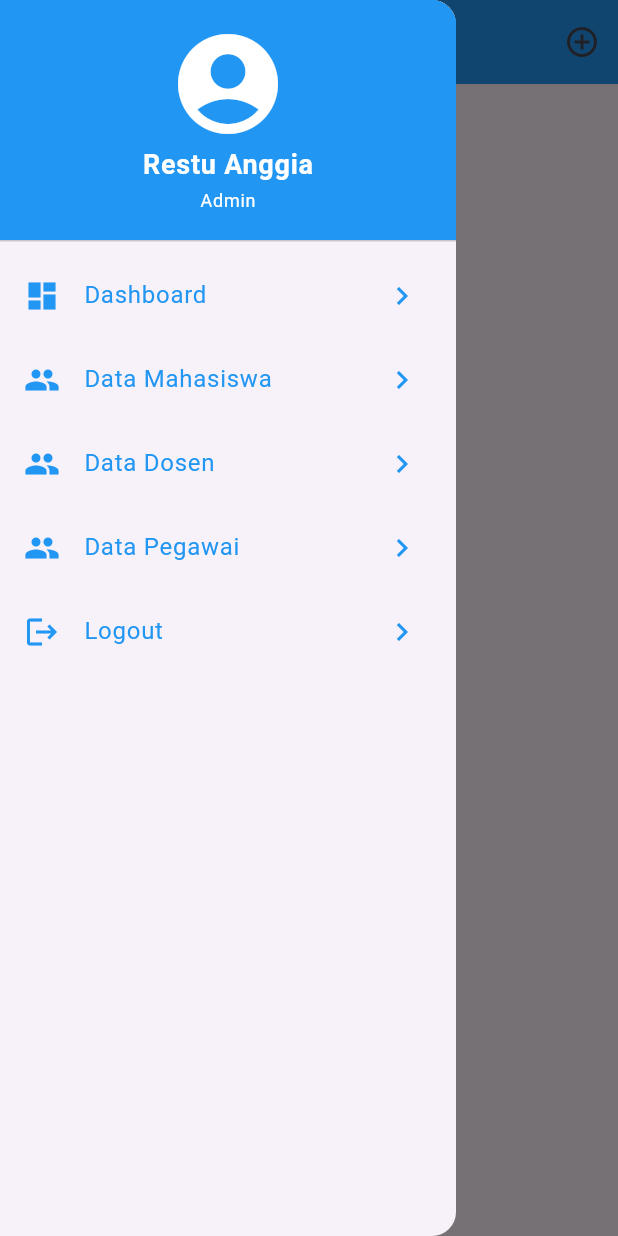
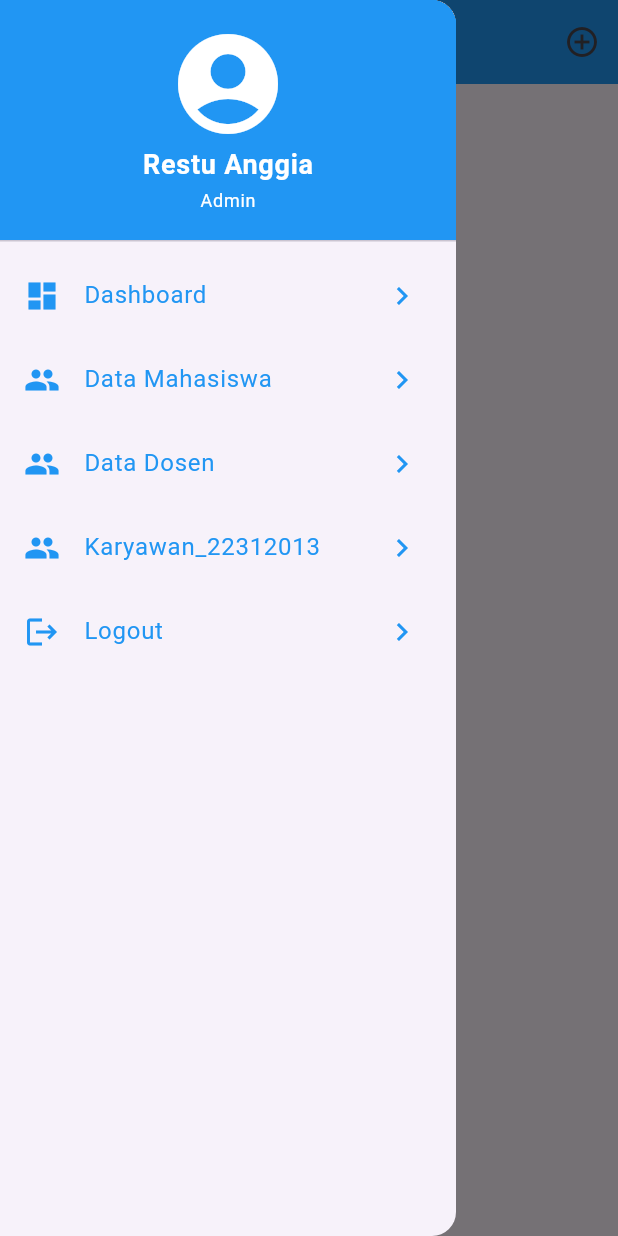
Before and after one commit to restuanggia/pemrogramanMobile2, a Flutter app: the DashboardAdmin screen opened directly, with the side drawer open, on a phone screen of 412 x 824 dp. Run offline on Flutter 3.47's test engine with Material 3 defaults, Android fonts, the phone set to English and light mode, and no system bars; our stand-ins replace cloud_firestore, firebase_auth, firebase_core, get, google_sign_in; accounts and stored records are empty; network calls fail.

Commit message:
menambah data karyawan

```diff
--- a/lib/app/modules/home/views/home_view.dart
+++ b/lib/app/modules/home/views/home_view.dart
@@ -3,10 +3,10 @@ import 'package:get/get.dart';
 import 'package:myapp/app/controllers/auth_controller.dart';
 import 'package:myapp/app/modules/dosen/views/dosen_add_view.dart';
 import 'package:myapp/app/modules/dosen/views/dosen_view.dart';
+import 'package:myapp/app/modules/karyawan/views/karyawan_add_view.dart';
+import 'package:myapp/app/modules/karyawan/views/karyawan_view.dart';
 import 'package:myapp/app/modules/mahasiswa/views/mahasiswa_add_view.dart';
 import 'package:myapp/app/modules/mahasiswa/views/mahasiswa_view.dart';
-import 'package:myapp/app/modules/pegawai/views/pegawai_add_view.dart';
-import 'package:myapp/app/modules/pegawai/views/pegawai_view.dart';
 import '../controllers/home_controller.dart';
 
 class HomeView extends GetView<HomeController> {
@@ -40,9 +40,9 @@ class _DashboardAdminState extends State<DashboardAdmin> {
     },
     {'title': 'Data Dosen', 'view': DosenView(), 'add': () => DosenAddView()},
     {
-      'title': 'Data Pegawai',
-      'view': PegawaiView(),
-      'add': () => PegawaiAddView()
+      'title': 'Karyawan_22312013',
+      'view': KaryawanView(),
+      'add': () => KaryawanAddView()
     },
   ];
 
@@ -137,7 +137,7 @@ class _DashboardAdminState extends State<DashboardAdmin> {
               Get.back();
             },
             leading: const Icon(Icons.people),
-            title: const Text('Data Pegawai'),
+            title: const Text('Karyawan_22312013'),
             trailing: const Icon(Icons.navigate_next),
             iconColor: Colors.blue,
             textColor: Colors.blue,
--- /dev/null
+++ b/lib/app/modules/karyawan/bindings/karyawan_binding.dart
@@ -0,0 +1,12 @@
+import 'package:get/get.dart';
+
+import '../controllers/karyawan_controller.dart';
+
+class KaryawanBinding extends Bindings {
+  @override
+  void dependencies() {
+    Get.lazyPut<KaryawanController>(
+      () => KaryawanController(),
+    );
+  }
+}
--- a/lib/app/modules/pegawai/controllers/pegawai_controller.dart
+++ b/lib/app/modules/karyawan/controllers/karyawan_controller.dart
@@ -3,38 +3,43 @@ import 'package:cloud_firestore/cloud_firestore.dart';
 import 'package:flutter/material.dart';
 import 'package:get/get.dart';
 
-class PegawaiController extends GetxController {
+class KaryawanController extends GetxController {
   //TODO: Implement MahasiswaController
-  late TextEditingController cNip;
+  late TextEditingController cNo;
   late TextEditingController cNama;
-  late TextEditingController cPangkat;
+  late TextEditingController cJabatan;
 
   FirebaseFirestore firestore = FirebaseFirestore.instance;
 
   // ignore: non_constant_identifier_names
   Future<QuerySnapshot<Object?>> GetData() async {
-    CollectionReference pegawai = firestore.collection('pegawai');
+    CollectionReference karyawan = firestore.collection('karyawan_22312013');
 
-    return pegawai.get();
+    return karyawan.get();
   }
 
   Stream<QuerySnapshot<Object?>> streamData() {
-    CollectionReference pegawai = firestore.collection('pegawai');
-    return pegawai.snapshots();
+    CollectionReference karyawan = firestore.collection('karyawan_22312013');
+    return karyawan.snapshots();
   }
 
-  void add(String nip, String nama, String pangkat) async {
-    CollectionReference pegawai = firestore.collection("pegawai");
+  void add(
+      String no_karyawan, String nama_karyawan, String jabatan_karyawan) async {
+    CollectionReference karyawan = firestore.collection("karyawan_22312013");
 
     try {
-      await pegawai.add({"nip": nip, "nama": nama, "pangkat": pangkat});
+      await karyawan.add({
+        "no_karyawan": no_karyawan,
+        "nama_karyawan": nama_karyawan,
+        "jabatan_karyawan": jabatan_karyawan
+      });
       Get.defaultDialog(
           title: "Berhasil",
           middleText: "Berhasil menyimpan data pegawai",
           onConfirm: () {
-            cNip.clear();
+            cNo.clear();
             cNama.clear();
-            cPangkat.clear();
+            cJabatan.clear();
             Get.back();
             Get.back();
             Get.back();
@@ -45,30 +50,37 @@ class PegawaiController extends GetxController {
       print(e);
       Get.defaultDialog(
         title: "Terjadi Kesalahan",
-        middleText: "Gagal Menambahkan Pegawai.",
+        middleText: "Gagal Menambahkan Karyawan.",
       );
     }
   }
 
   Future<DocumentSnapshot<Object?>> getData(String id) async {
-    DocumentReference docRef = firestore.collection("pegawai").doc(id);
+    DocumentReference docRef =
+        firestore.collection("karyawan_22312013").doc(id);
 
     return docRef.get();
   }
 
-  void Update(String nip, String nama, String pangkat, String id) async {
-    DocumentReference pegawaiById = firestore.collection("pegawai").doc(id);
+  void Update(String no_karyawan, String nama_karyawan, String jabatan_karyawan,
+      String id) async {
+    DocumentReference karyawanById =
+        firestore.collection("karyawan_22312013").doc(id);
 
     try {
-      await pegawaiById.update({"nip": nip, "nama": nama, "pangkat": pangkat});
+      await karyawanById.update({
+        "no_karyawan": no_karyawan,
+        "nama_karyawan": nama_karyawan,
+        "jabatan_karyawan": jabatan_karyawan
+      });
 
       Get.defaultDialog(
         title: "Berhasil",
-        middleText: "Berhasil mengubah data Pegawai.",
+        middleText: "Berhasil mengubah data Karyawan.",
         onConfirm: () {
-          cNip.clear();
+          cNo.clear();
           cNama.clear();
-          cPangkat.clear();
+          cJabatan.clear();
           Get.back();
           Get.back();
           Get.back();
@@ -79,13 +91,14 @@ class PegawaiController extends GetxController {
       print(e);
       Get.defaultDialog(
         title: "Terjadi Kesalahan",
-        middleText: "Gagal Menambahkan Pegawai.",
+        middleText: "Gagal Merubah Karyawan.",
       );
     }
   }
 
   void delete(String id) {
-    DocumentReference docRef = firestore.collection("pegawai").doc(id);
+    DocumentReference docRef =
+        firestore.collection("karyawan_22312013").doc(id);
 
     try {
       Get.defaultDialog(
@@ -96,7 +109,7 @@ class PegawaiController extends GetxController {
           Get.back();
           Get.defaultDialog(
             title: "Sukses",
-            middleText: "Berhasil menghapus data pegawai",
+            middleText: "Berhasil menghapus data karyawan",
           );
         },
         textConfirm: "Ya",
@@ -114,18 +127,18 @@ class PegawaiController extends GetxController {
   @override
   void onInit() {
     // TODO: implement onInit
-    cNip = TextEditingController();
+    cNo = TextEditingController();
     cNama = TextEditingController();
-    cPangkat = TextEditingController();
+    cJabatan = TextEditingController();
     super.onInit();
   }
 
   @override
   void onClose() {
     // TODO: implement onClose
-    cNip.dispose();
+    cNo.dispose();
     cNama.dispose();
-    cPangkat.dispose();
+    cJabatan.dispose();
     super.onClose();
   }
 }
--- a/lib/app/modules/pegawai/views/pegawai_add_view.dart
+++ b/lib/app/modules/karyawan/views/karyawan_add_view.dart
@@ -1,15 +1,15 @@
 import 'package:flutter/material.dart';
 
 import 'package:get/get.dart';
-import 'package:myapp/app/modules/pegawai/controllers/pegawai_controller.dart';
+import 'package:myapp/app/modules/karyawan/controllers/karyawan_controller.dart';
 
-class PegawaiAddView extends GetView<PegawaiController> {
-  const PegawaiAddView({super.key});
+class KaryawanAddView extends GetView<KaryawanController> {
+  const KaryawanAddView({super.key});
   @override
   Widget build(BuildContext context) {
     return Scaffold(
       appBar: AppBar(
-        title: const Text('Tambah Pegawai'),
+        title: const Text('Tambah Karyawan'),
         centerTitle: true,
       ),
       body: Padding(
@@ -17,10 +17,10 @@ class PegawaiAddView extends GetView<PegawaiController> {
         child: Column(
           children: [
             TextField(
-              controller: controller.cNip,
+              controller: controller.cNo,
               autocorrect: false,
               textInputAction: TextInputAction.next,
-              decoration: const InputDecoration(labelText: "NIP"),
+              decoration: const InputDecoration(labelText: "No Karyawan"),
             ),
             const SizedBox(
               height: 10,
@@ -28,24 +28,24 @@ class PegawaiAddView extends GetView<PegawaiController> {
             TextField(
               controller: controller.cNama,
               textInputAction: TextInputAction.done,
-              decoration: const InputDecoration(labelText: "Nama"),
+              decoration: const InputDecoration(labelText: "Nama Karyawan"),
             ),
             const SizedBox(
               height: 30,
             ),
             TextField(
-              controller: controller.cPangkat,
+              controller: controller.cJabatan,
               textInputAction: TextInputAction.done,
-              decoration: const InputDecoration(labelText: "Pangkat"),
+              decoration: const InputDecoration(labelText: "Jabatan Karyawan"),
             ),
             const SizedBox(
               height: 30,
             ),
             ElevatedButton(
               onPressed: () => controller.add(
-                controller.cNip.text,
+                controller.cNo.text,
                 controller.cNama.text,
-                controller.cPangkat.text,
+                controller.cJabatan.text,
               ),
               child: const Text("Simpan"),
             )
--- a/lib/app/modules/pegawai/views/pegawai_update_view.dart
+++ b/lib/app/modules/karyawan/views/karyawan_update_view.dart
@@ -2,15 +2,15 @@ import 'package:cloud_firestore/cloud_firestore.dart';
 import 'package:flutter/material.dart';
 
 import 'package:get/get.dart';
-import 'package:myapp/app/modules/pegawai/controllers/pegawai_controller.dart';
+import 'package:myapp/app/modules/karyawan/controllers/karyawan_controller.dart';
 
-class PegawaiUpdateView extends GetView<PegawaiController> {
-  const PegawaiUpdateView({super.key});
+class KaryawanUpdateView extends GetView<KaryawanController> {
+  const KaryawanUpdateView({super.key});
   @override
   Widget build(BuildContext context) {
     return Scaffold(
       appBar: AppBar(
-        title: const Text('Ubah Pegawai'),
+        title: const Text('Ubah Karyawan'),
         centerTitle: true,
       ),
       body: FutureBuilder<DocumentSnapshot<Object?>>(
@@ -18,18 +18,18 @@ class PegawaiUpdateView extends GetView<PegawaiController> {
         builder: (context, snapshot) {
           if (snapshot.connectionState == ConnectionState.done) {
             var data = snapshot.data!.data() as Map<String, dynamic>;
-            controller.cNip.text = data['nip'];
-            controller.cNama.text = data['nama'];
-            controller.cPangkat.text = data['pangkat'];
+            controller.cNo.text = data['no_karyawan'];
+            controller.cNama.text = data['nama_karyawan'];
+            controller.cJabatan.text = data['jabatan_karyawan'];
             return Padding(
               padding: const EdgeInsets.all(8),
               child: Column(
                 children: [
                   TextField(
-                    controller: controller.cNip,
+                    controller: controller.cNo,
                     autocorrect: false,
                     textInputAction: TextInputAction.next,
-                    decoration: const InputDecoration(labelText: "NIP"),
+                    decoration: const InputDecoration(labelText: "No Karyawan"),
                   ),
                   const SizedBox(
                     height: 10,
@@ -37,24 +37,26 @@ class PegawaiUpdateView extends GetView<PegawaiController> {
                   TextField(
                     controller: controller.cNama,
                     textInputAction: TextInputAction.done,
-                    decoration: const InputDecoration(labelText: "Nama"),
+                    decoration:
+                        const InputDecoration(labelText: "Nama Karyawan"),
                   ),
                   const SizedBox(
                     height: 30,
                   ),
                   TextField(
-                    controller: controller.cPangkat,
+                    controller: controller.cJabatan,
                     textInputAction: TextInputAction.done,
-                    decoration: const InputDecoration(labelText: "Pangkat"),
+                    decoration:
+                        const InputDecoration(labelText: "Jabatan Karyawan"),
                   ),
                   const SizedBox(
                     height: 30,
                   ),
                   ElevatedButton(
                     onPressed: () => controller.Update(
-                      controller.cNip.text,
+                      controller.cNo.text,
                       controller.cNama.text,
-                      controller.cPangkat.text,
+                      controller.cJabatan.text,
                       Get.arguments,
                     ),
                     child: const Text("Ubah"),
--- a/lib/app/modules/pegawai/views/pegawai_view.dart
+++ b/lib/app/modules/karyawan/views/karyawan_view.dart
@@ -2,13 +2,13 @@
 import 'package:cloud_firestore/cloud_firestore.dart';
 import 'package:flutter/material.dart';
 import 'package:get/get.dart';
-import 'package:myapp/app/modules/pegawai/controllers/pegawai_controller.dart';
-import 'package:myapp/app/modules/pegawai/views/pegawai_update_view.dart';
+import 'package:myapp/app/modules/karyawan/controllers/karyawan_controller.dart';
+import 'package:myapp/app/modules/karyawan/views/karyawan_update_view.dart';
 // import 'package:myapp/app/modules/mahasiswa/views/mahasiswa_update_view.dart';
 // import '../controllers/dosen_controller.dart';
 
-class PegawaiView extends GetView<PegawaiController> {
-  const PegawaiView({super.key});
+class KaryawanView extends GetView<KaryawanController> {
+  const KaryawanView({super.key});
 
   void showOption(id) async {
     var result = await Get.dialog(
@@ -18,7 +18,7 @@ class PegawaiView extends GetView<PegawaiController> {
             onTap: () {
               Get.back();
               Get.to(
-                const PegawaiUpdateView(),
+                const KaryawanUpdateView(),
                 arguments: id,
               );
             },
@@ -44,7 +44,7 @@ class PegawaiView extends GetView<PegawaiController> {
   @override
   Widget build(BuildContext context) {
     return StreamBuilder<QuerySnapshot<Object?>>(
-      stream: Get.put(PegawaiController()).streamData(),
+      stream: Get.put(KaryawanController()).streamData(),
       builder: (context, snapshot) {
         if (snapshot.connectionState == ConnectionState.active) {
           // mengambil data
@@ -58,15 +58,15 @@ class PegawaiView extends GetView<PegawaiController> {
                       backgroundColor: Color.fromARGB(255, 248, 248, 248),
                     ),
                     title: Text(
-                      "${(listAllDocs[index].data() as Map<String, dynamic>)["nama"]}",
+                      "${(listAllDocs[index].data() as Map<String, dynamic>)["nama_karyawan"]}",
                     ),
                     subtitle: Column(
                       crossAxisAlignment: CrossAxisAlignment.start,
                       children: [
                         Text(
-                            "${(listAllDocs[index].data() as Map<String, dynamic>)["nip"]}"),
+                            "${(listAllDocs[index].data() as Map<String, dynamic>)["no_karyawan"]}"),
                         Text(
-                            "${(listAllDocs[index].data() as Map<String, dynamic>)["pangkat"]}"),
+                            "${(listAllDocs[index].data() as Map<String, dynamic>)["jabatan_karyawan"]}"),
                       ],
                     ),
                     trailing: IconButton(
--- a/lib/app/modules/pegawai/bindings/pegawai_binding.dart
+++ /dev/null
@@ -1,12 +0,0 @@
-import 'package:get/get.dart';
-
-import '../controllers/pegawai_controller.dart';
-
-class PegawaiBinding extends Bindings {
-  @override
-  void dependencies() {
-    Get.lazyPut<PegawaiController>(
-      () => PegawaiController(),
-    );
-  }
-}
--- a/lib/app/routes/app_pages.dart
+++ b/lib/app/routes/app_pages.dart
@@ -4,12 +4,12 @@ import '../modules/dosen/bindings/dosen_binding.dart';
 import '../modules/dosen/views/dosen_view.dart';
 import '../modules/home/bindings/home_binding.dart';
 import '../modules/home/views/home_view.dart';
+import '../modules/karyawan/bindings/karyawan_binding.dart';
+import '../modules/karyawan/views/karyawan_view.dart';
 import '../modules/login/bindings/login_binding.dart';
 import '../modules/login/views/login_view.dart';
 import '../modules/mahasiswa/bindings/mahasiswa_binding.dart';
 import '../modules/mahasiswa/views/mahasiswa_view.dart';
-import '../modules/pegawai/bindings/pegawai_binding.dart';
-import '../modules/pegawai/views/pegawai_view.dart';
 import '../modules/reset_password/bindings/reset_password_binding.dart';
 import '../modules/reset_password/views/reset_password_view.dart';
 import '../modules/signup/bindings/signup_binding.dart';
@@ -54,9 +54,9 @@ class AppPages {
       binding: DosenBinding(),
     ),
     GetPage(
-      name: _Paths.PEGAWAI,
-      page: () => PegawaiView(),
-      binding: PegawaiBinding(),
+      name: _Paths.KARYAWAN,
+      page: () => KaryawanView(),
+      binding: KaryawanBinding(),
     ),
   ];
 }
--- a/lib/app/routes/app_routes.dart
+++ b/lib/app/routes/app_routes.dart
@@ -10,6 +10,7 @@ abstract class Routes {
   static const MAHASISWA = _Paths.MAHASISWA;
   static const DOSEN = _Paths.DOSEN;
   static const PEGAWAI = _Paths.PEGAWAI;
+  static const KARYAWAN = _Paths.KARYAWAN;
 }
 
 abstract class _Paths {
@@ -21,4 +22,5 @@ abstract class _Paths {
   static const MAHASISWA = '/mahasiswa';
   static const DOSEN = '/dosen';
   static const PEGAWAI = '/pegawai';
+  static const KARYAWAN = '/karyawan';
 }
```
